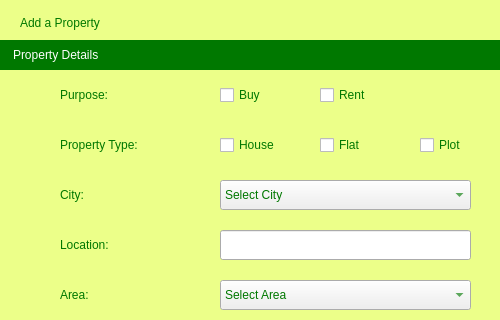
First picture: the form in UI/AddProperty.ui, repository Bilal-Basharat/Real-Estate-Management-Python-PyQt-, before the edit; both pictures show x 0 to 500 and y 0 to 320 of the 800 by 800 pixel window.
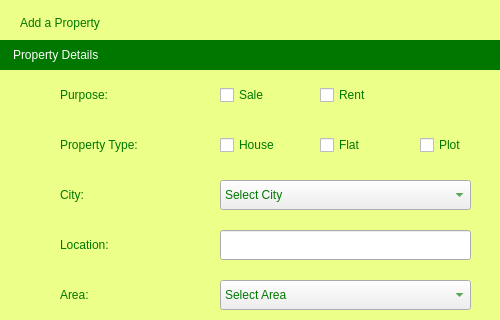
Second picture: the form after the edit. Icons and pictures are not drawn.

Commit message: updating UI with implementation of algorithms

Diff of the .ui file:
```diff
--- a/UI/AddProperty.ui
+++ b/UI/AddProperty.ui
@@ -167,7 +167,7 @@
       <string notr="true"/>
      </property>
      <property name="text">
-      <string>Buy</string>
+      <string>Sale</string>
      </property>
     </widget>
     <widget class="QCheckBox" name="chckPurposeRent">
```
Left out of the diff: 2 changed lines with no effect on the pictures. The commit also changes 2 other files.
